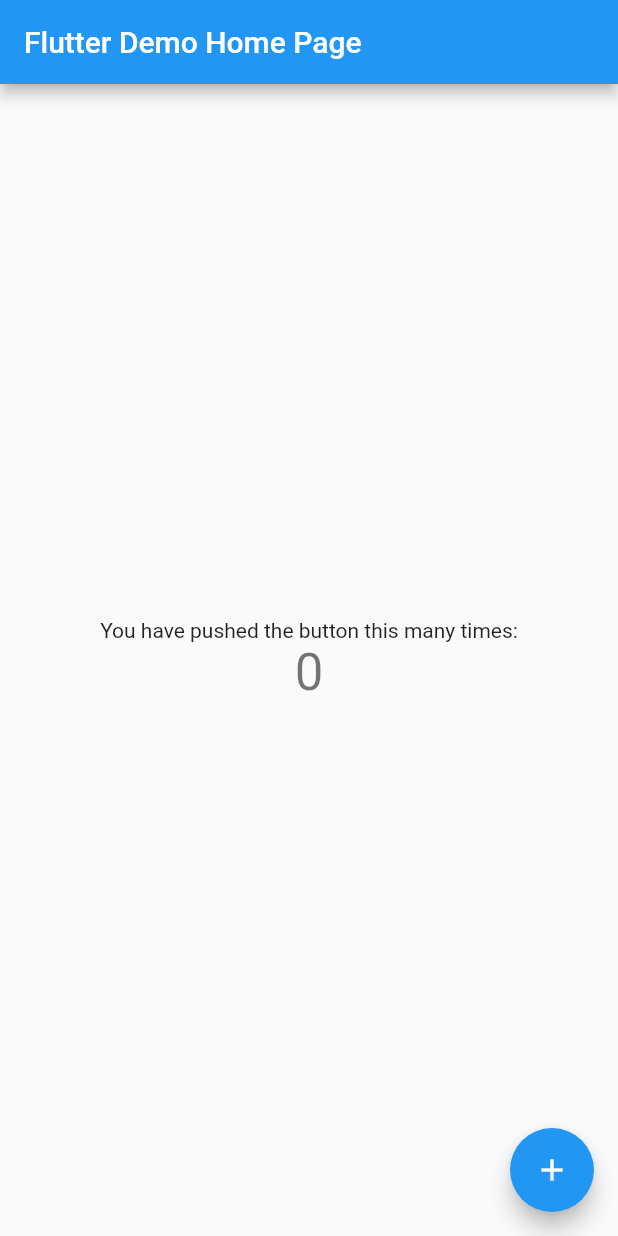
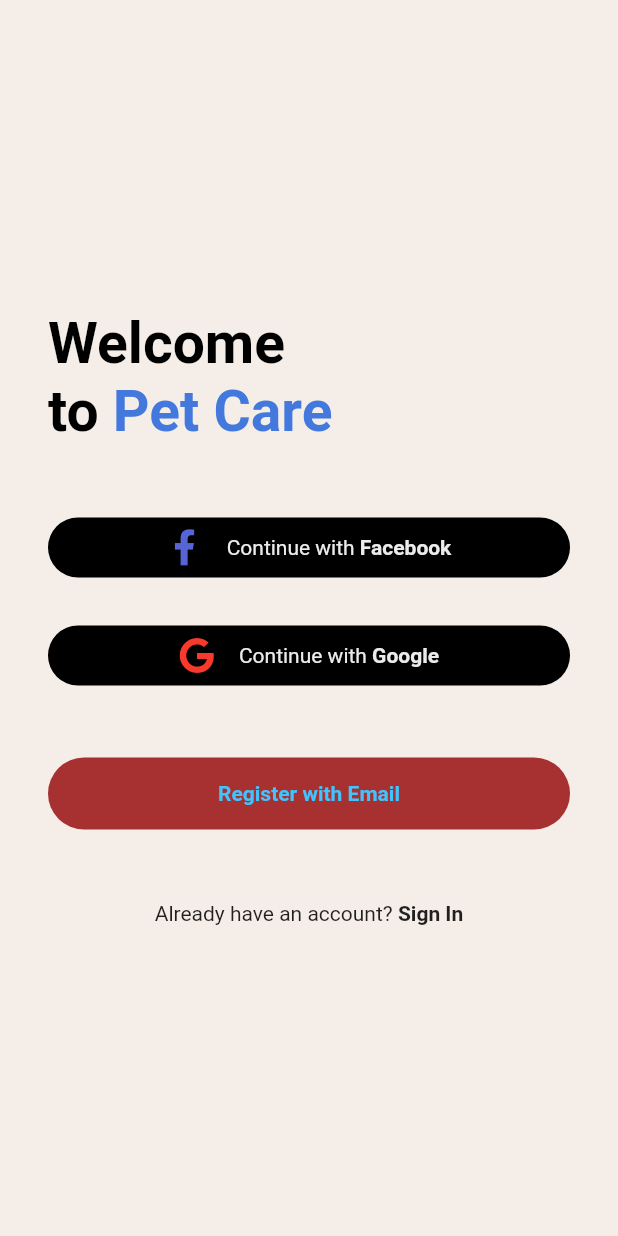
Before and after one commit to hammasali/petCare, a Flutter app: the screen it shows after launch, on a phone screen of 412 x 824 dp. Run offline on Flutter 3.47's test engine with Material 2 defaults, Android fonts, the phone set to English and light mode, and no system bars; our stand-ins replace font_awesome_flutter.

Commit message:
complete login screen

```diff
--- /dev/null
+++ b/lib/constants.dart
@@ -0,0 +1,10 @@
+import 'package:flutter/material.dart';
+
+// Strings
+const String kAppTitle = "Pet Care";
+
+// Numbers
+const double kDefaultPadding = 16;
+
+// Colors
+const Color kDefaultBackgroundColor = Color(0XFFF5EEE8);
--- a/lib/main.dart
+++ b/lib/main.dart
@@ -1,113 +1,17 @@
 import 'package:flutter/material.dart';
+import 'package:pet_care/routes.dart';
+import 'package:pet_care/screens/login_screen.dart';
 
-void main() {
-  runApp(MyApp());
-}
+void main() => runApp(MyApp());
 
 class MyApp extends StatelessWidget {
-  // This widget is the root of your application.
   @override
   Widget build(BuildContext context) {
     return MaterialApp(
-      title: 'Flutter Demo',
-      theme: ThemeData(
-        // This is the theme of your application.
-        //
-        // Try running your application with "flutter run". You'll see the
-        // application has a blue toolbar. Then, without quitting the app, try
-        // changing the primarySwatch below to Colors.green and then invoke
-        // "hot reload" (press "r" in the console where you ran "flutter run",
-        // or simply save your changes to "hot reload" in a Flutter IDE).
-        // Notice that the counter didn't reset back to zero; the application
-        // is not restarted.
-        primarySwatch: Colors.blue,
-      ),
-      home: MyHomePage(title: 'Flutter Demo Home Page'),
+      debugShowCheckedModeBanner: false,
+      theme: ThemeData(),
+      routes: routes,
+      initialRoute: LoginScreen.routeName,
     );
   }
 }
-
-class MyHomePage extends StatefulWidget {
-  MyHomePage({Key? key, required this.title}) : super(key: key);
-
-  // This widget is the home page of your application. It is stateful, meaning
-  // that it has a State object (defined below) that contains fields that affect
-  // how it looks.
-
-  // This class is the configuration for the state. It holds the values (in this
-  // case the title) provided by the parent (in this case the App widget) and
-  // used by the build method of the State. Fields in a Widget subclass are
-  // always marked "final".
-
-  final String title;
-
-  @override
-  _MyHomePageState createState() => _MyHomePageState();
-}
-
-class _MyHomePageState extends State<MyHomePage> {
-  int _counter = 0;
-
-  void _incrementCounter() {
-    setState(() {
-      // This call to setState tells the Flutter framework that something has
-      // changed in this State, which causes it to rerun the build method below
-      // so that the display can reflect the updated values. If we changed
-      // _counter without calling setState(), then the build method would not be
-      // called again, and so nothing would appear to happen.
-      _counter++;
-    });
-  }
-
-  @override
-  Widget build(BuildContext context) {
-    // This method is rerun every time setState is called, for instance as done
-    // by the _incrementCounter method above.
-    //
-    // The Flutter framework has been optimized to make rerunning build methods
-    // fast, so that you can just rebuild anything that needs updating rather
-    // than having to individually change instances of widgets.
-    return Scaffold(
-      appBar: AppBar(
-        // Here we take the value from the MyHomePage object that was created by
-        // the App.build method, and use it to set our appbar title.
-        title: Text(widget.title),
-      ),
-      body: Center(
-        // Center is a layout widget. It takes a single child and positions it
-        // in the middle of the parent.
-        child: Column(
-          // Column is also a layout widget. It takes a list of children and
-          // arranges them vertically. By default, it sizes itself to fit its
-          // children horizontally, and tries to be as tall as its parent.
-          //
-          // Invoke "debug painting" (press "p" in the console, choose the
-          // "Toggle Debug Paint" action from the Flutter Inspector in Android
-          // Studio, or the "Toggle Debug Paint" command in Visual Studio Code)
-          // to see the wireframe for each widget.
-          //
-          // Column has various properties to control how it sizes itself and
-          // how it positions its children. Here we use mainAxisAlignment to
-          // center the children vertically; the main axis here is the vertical
-          // axis because Columns are vertical (the cross axis would be
-          // horizontal).
-          mainAxisAlignment: MainAxisAlignment.center,
-          children: <Widget>[
-            Text(
-              'You have pushed the button this many times:',
-            ),
-            Text(
-              '$_counter',
-              style: Theme.of(context).textTheme.headline4,
-            ),
-          ],
-        ),
-      ),
-      floatingActionButton: FloatingActionButton(
-        onPressed: _incrementCounter,
-        tooltip: 'Increment',
-        child: Icon(Icons.add),
-      ), // This trailing comma makes auto-formatting nicer for build methods.
-    );
-  }
-}
--- /dev/null
+++ b/lib/routes.dart
@@ -0,0 +1,8 @@
+import 'package:flutter/material.dart';
+import 'package:pet_care/screens/login_screen.dart';
+import 'package:pet_care/screens/register_screen.dart';
+
+final Map<String, WidgetBuilder> routes = {
+  LoginScreen.routeName: (context) => LoginScreen(),
+  RegisterScreen.routeName: (context) => RegisterScreen(),
+};
--- /dev/null
+++ b/lib/screens/login_screen.dart
@@ -0,0 +1,177 @@
+import 'package:flutter/material.dart';
+import 'package:font_awesome_flutter/font_awesome_flutter.dart';
+import 'package:pet_care/constants.dart';
+import 'package:pet_care/screens/register_screen.dart';
+
+class LoginScreen extends StatelessWidget {
+  static const String routeName = "/";
+  @override
+  Widget build(BuildContext context) {
+    return Scaffold(
+      backgroundColor: kDefaultBackgroundColor,
+      body: SafeArea(
+        child: Padding(
+          padding: EdgeInsets.symmetric(horizontal: kDefaultPadding * 2),
+          child: Column(
+            mainAxisAlignment: MainAxisAlignment.center,
+            crossAxisAlignment: CrossAxisAlignment.start,
+            children: [
+              RichText(
+                text: TextSpan(
+                  style: TextStyle(
+                    color: Color(0xFF000000),
+                    fontSize: 38.0,
+                    fontWeight: FontWeight.bold,
+                  ),
+                  children: [
+                    TextSpan(
+                      text: 'Welcome \nto ',
+                    ),
+                    TextSpan(
+                      style: TextStyle(
+                        color: Color(0xFF4379DD),
+                      ),
+                      text: 'Pet Care',
+                    ),
+                  ],
+                ),
+              ),
+              SizedBox(height: kDefaultPadding * 3),
+              GestureDetector(
+                onTap: () {
+                  print('Tapped');
+                },
+                child: Container(
+                  padding: EdgeInsets.symmetric(vertical: kDefaultPadding / 2),
+                  decoration: BoxDecoration(
+                    color: Color(0xFF000000),
+                    borderRadius: BorderRadius.circular(32),
+                  ),
+                  child: Center(
+                    child: Row(
+                      mainAxisSize: MainAxisSize.max,
+                      mainAxisAlignment: MainAxisAlignment.center,
+                      children: [
+                        Icon(
+                          FontAwesomeIcons.facebookF,
+                          color: Color(0xFF5764D6),
+                          size: 24,
+                        ),
+                        SizedBox(
+                          width: kDefaultPadding,
+                        ),
+                        RichText(
+                          text: TextSpan(
+                            style: TextStyle(
+                              color: Color(0xFFebebeb),
+                            ),
+                            children: [
+                              TextSpan(
+                                text: 'Continue with ',
+                              ),
+                              TextSpan(
+                                text: 'Facebook',
+                                style: TextStyle(
+                                  fontWeight: FontWeight.bold,
+                                ),
+                              ),
+                            ],
+                          ),
+                        ),
+                      ],
+                    ),
+                  ),
+                ),
+              ),
+              SizedBox(height: kDefaultPadding * 2),
+              GestureDetector(
+                onTap: () {
+                  print('Tapped');
+                },
+                child: Container(
+                  padding: EdgeInsets.symmetric(vertical: kDefaultPadding / 2),
+                  decoration: BoxDecoration(
+                    color: Color(0xFF000000),
+                    borderRadius: BorderRadius.circular(32),
+                  ),
+                  child: Center(
+                    child: Row(
+                      mainAxisSize: MainAxisSize.max,
+                      mainAxisAlignment: MainAxisAlignment.center,
+                      children: [
+                        Icon(
+                          FontAwesomeIcons.google,
+                          color: Color(0xFFF7392E),
+                          size: 24,
+                        ),
+                        SizedBox(
+                          width: kDefaultPadding,
+                        ),
+                        RichText(
+                          text: TextSpan(
+                            style: TextStyle(
+                              color: Color(0xFFebebeb),
+                            ),
+                            children: [
+                              TextSpan(
+                                text: 'Continue with ',
+                              ),
+                              TextSpan(
+                                text: 'Google',
+                                style: TextStyle(
+                                  fontWeight: FontWeight.bold,
+                                ),
+                              ),
+                            ],
+                          ),
+                        ),
+                      ],
+                    ),
+                  ),
+                ),
+              ),
+              SizedBox(height: kDefaultPadding * 3),
+              GestureDetector(
+                onTap: () {
+                  print('Tapped');
+                },
+                child: Container(
+                  padding: EdgeInsets.symmetric(vertical: kDefaultPadding),
+                  decoration: BoxDecoration(
+                    color: Color(0xFFA73131),
+                    borderRadius: BorderRadius.circular(32),
+                  ),
+                  child: Center(
+                    child: Text(
+                      'Register with Email',
+                      style: TextStyle(
+                        color: Colors.lightBlueAccent,
+                        fontWeight: FontWeight.bold,
+                      ),
+                    ),
+                  ),
+                ),
+              ),
+              SizedBox(height: kDefaultPadding * 3),
+              Row(
+                mainAxisAlignment: MainAxisAlignment.center,
+                children: [
+                  Text('Already have an account? '),
+                  GestureDetector(
+                    onTap: () {},
+                    child: Text(
+                      'Sign In',
+                      style: TextStyle(
+                        fontWeight: FontWeight.bold,
+                      ),
+                    ),
+                  ),
+                ],
+              )
+            ],
+          ),
+        ),
+      ),
+    );
+  }
+}
--- /dev/null
+++ b/lib/screens/register_screen.dart
@@ -0,0 +1,15 @@
+import 'package:flutter/material.dart';
+import 'package:pet_care/constants.dart';
+
+class RegisterScreen extends StatelessWidget {
+  static const String routeName = "/register_screen";
+  @override
+  Widget build(BuildContext context) {
+    return Scaffold(
+      backgroundColor: kDefaultBackgroundColor,
+      body: Column(
+        children: [],
+      ),
+    );
+  }
+}
```
Also changed, not shown: pubspec.yaml (+1 -25 lines), pubspec.lock.
